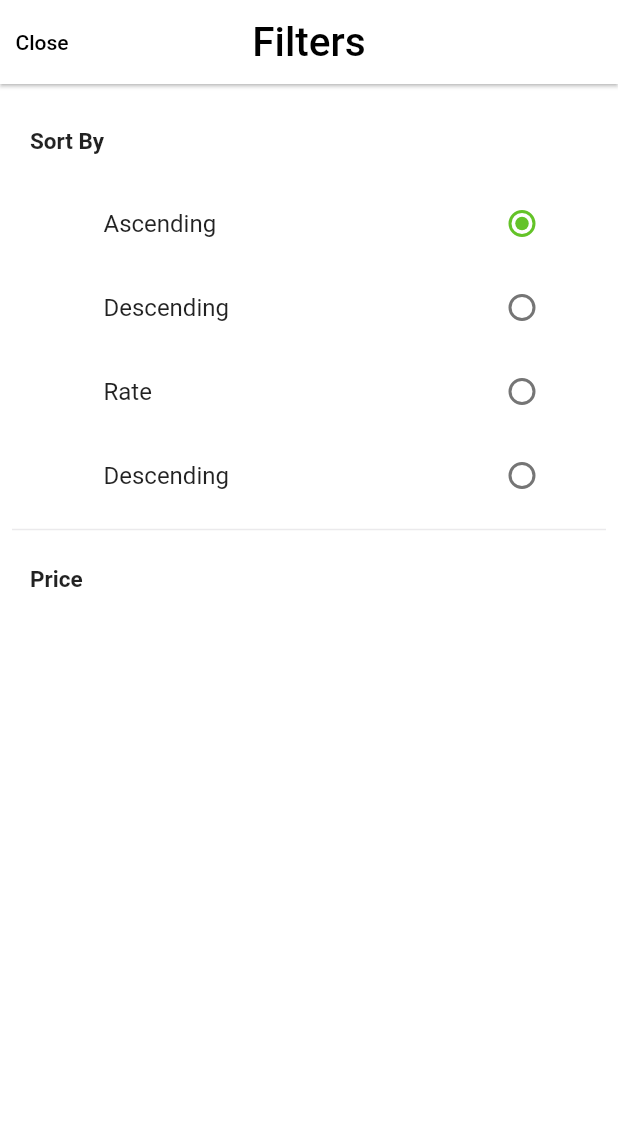
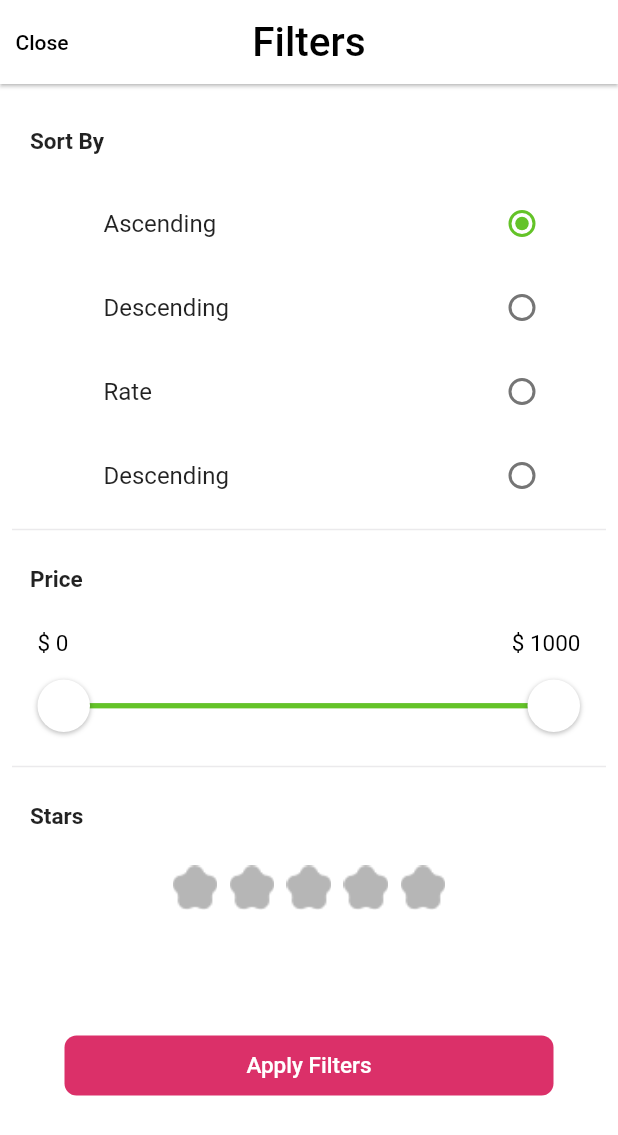
Before and after one commit to gaabgonca/super-smash-fighters, a Flutter app: the FiltersPage screen opened by its route, on a phone screen of 412 x 824 dp. Shown: the top 1135 px of the screen. Run offline on Flutter 3.47's test engine with Material 2 defaults, Android fonts, the phone set to English and light mode, and no system bars; drawn by our look-alikes of flutter_rating_bar; our stand-ins replace another_xlider, auto_route, bloc, cached_network_image, dartz, flutter_bloc and 7 more; missing offline and left inert: dart:ffi; accounts and stored records are empty; statements that could not run were skipped.

Commit message:
Finished filters screen layout

```diff
--- a/lib/presentation/core/colors.dart
+++ b/lib/presentation/core/colors.dart
@@ -23,3 +23,5 @@ const Color kPictureBackgroundColor = Color(0xFFFBFBFB);
 const Color kTitleLineColor = Color(0xFF979797);
 
 const Color kFiltersGreen = Color(0xFF64C328);
+
+const Color kFiltersGray = Color(0xFFB6B6B6);
--- a/lib/presentation/filters/filters_page.dart
+++ b/lib/presentation/filters/filters_page.dart
@@ -1,6 +1,9 @@
+import 'package:another_xlider/another_xlider.dart';
 import 'package:auto_route/auto_route.dart';
 import 'package:flutter/material.dart';
+import 'package:flutter_rating_bar/flutter_rating_bar.dart';
 import 'package:super_smash_fighters/presentation/core/colors.dart';
+import 'package:super_smash_fighters/presentation/core/build_context_x.dart';
 
 class FiltersPage extends StatelessWidget {
   const FiltersPage({Key? key}) : super(key: key);
@@ -24,6 +27,7 @@ class FiltersPage extends StatelessWidget {
         color: Colors.white,
         child: Padding(
           padding: const EdgeInsets.all(8.0),
+          child: SingleChildScrollView(
             child: Column(
               crossAxisAlignment: CrossAxisAlignment.start,
               children: [
@@ -102,7 +106,115 @@ class FiltersPage extends StatelessWidget {
                   ),
                   margin: EdgeInsets.only(left: 12, top: 16),
                 ),
+                const SizedBox(
+                  height: 25,
+                ),
+                Container(
+                  margin: EdgeInsets.symmetric(horizontal: 17),
+                  child: Column(
+                    children: [
+                      Row(
+                        mainAxisSize: MainAxisSize.max,
+                        mainAxisAlignment: MainAxisAlignment.spaceBetween,
+                        children: [
+                          Text(
+                            '\$ 0',
+                            style: TextStyle(fontSize: 15, color: Colors.black),
+                          ),
+                          Text(
+                            '\$ 1000',
+                            style: TextStyle(fontSize: 15, color: Colors.black),
+                          )
                         ],
+                      ),
+                      FlutterSlider(
+                        rangeSlider: true,
+                        values: [0, 999],
+                        min: 0,
+                        max: 1000,
+                        trackBar: FlutterSliderTrackBar(
+                            activeTrackBar: BoxDecoration(color: kFiltersGreen),
+                            inactiveTrackBar:
+                                BoxDecoration(color: kFiltersGray)),
+                        handler: FlutterSliderHandler(
+                          child: Container(
+                            color: Colors.transparent,
+                          ),
+                        ),
+                        rightHandler: FlutterSliderHandler(
+                          child: Container(
+                            color: Colors.transparent,
+                          ),
+                        ),
+                        onDragging: (handlerIndex, lowerValue, upperValue) {},
+                      ),
+                    ],
+                  ),
+                ),
+                Divider(color: Color.fromRGBO(235, 234, 236, 1), thickness: 1),
+                Container(
+                  child: Text(
+                    'Stars',
+                    style: TextStyle(fontSize: 15, fontWeight: FontWeight.bold),
+                  ),
+                  margin: EdgeInsets.only(left: 12, top: 16),
+                ),
+                Padding(
+                  padding: const EdgeInsets.all(24.0),
+                  child: Center(
+                    child: RatingBar(
+                      initialRating: 0,
+                      maxRating: 5,
+                      glow: false,
+                      direction: Axis.horizontal,
+                      allowHalfRating: false,
+                      itemSize: 30,
+                      itemCount: 5,
+                      ratingWidget: RatingWidget(
+                        full: Image(
+                          image: AssetImage('assets/img/yellow_star.png'),
+                        ),
+                        half: Image(
+                          image: AssetImage('assets/img/yellow_star.png'),
+                        ),
+                        empty: Image(
+                          image: AssetImage('assets/img/grey_star.png'),
+                        ),
+                      ),
+                      itemPadding: EdgeInsets.symmetric(horizontal: 4),
+                      onRatingUpdate: (rating) {
+                        print(rating);
+                      },
+                    ),
+                  ),
+                ),
+                SizedBox(
+                  height: context.heightPx * 20 / 812,
+                ),
+                Padding(
+                  padding: EdgeInsets.all(35),
+                  child: ElevatedButton(
+                    style: ButtonStyle(
+                      fixedSize: MaterialStateProperty.all<Size>(
+                          Size(context.widthPx, 40)),
+                      elevation: MaterialStateProperty.all<double>(0),
+                      backgroundColor:
+                          MaterialStateProperty.all<Color>(kMainFuchsia),
+                      shape: MaterialStateProperty.all<RoundedRectangleBorder>(
+                        RoundedRectangleBorder(
+                          borderRadius: BorderRadius.circular(8),
+                        ),
+                      ),
+                    ),
+                    child: Text('Apply Filters',
+                        style: TextStyle(fontSize: 15, color: Colors.white)),
+                    onPressed: () {
+                      AutoRouter.of(context).pop();
+                    },
+                  ),
+                )
+              ],
+            ),
           ),
         ),
       ),
--- a/pubspec.yaml
+++ b/pubspec.yaml
@@ -21,6 +21,7 @@ environment:
   sdk: '>=2.12.0 <3.0.0'
 
 dependencies:
+  another_xlider: ^1.0.0
   auto_route: 2.3.0
   cached_network_image: ^3.1.0
   cupertino_icons: ^1.0.2
```
Also changed, not shown: assets/img/grey_star.png (added), assets/img/knob.png (added), assets/img/yellow_star.png (added), pubspec.lock. Lines whose indentation alone changed are shown as unchanged.
